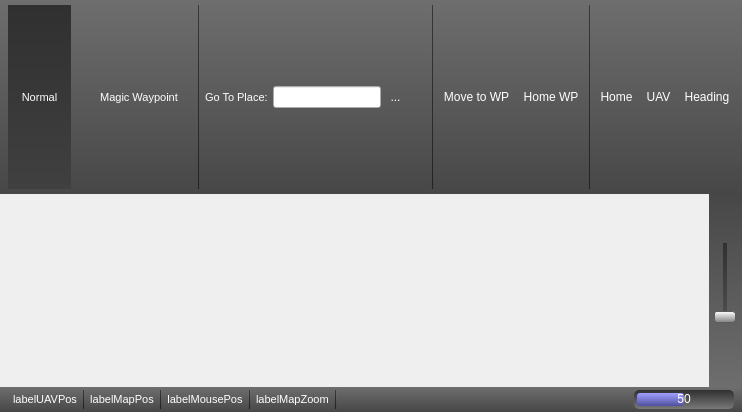
Qt form ground/openpilotgcs/src/plugins/opmap/opmap_widget.ui (openpilot/OpenPilot) before a commit.
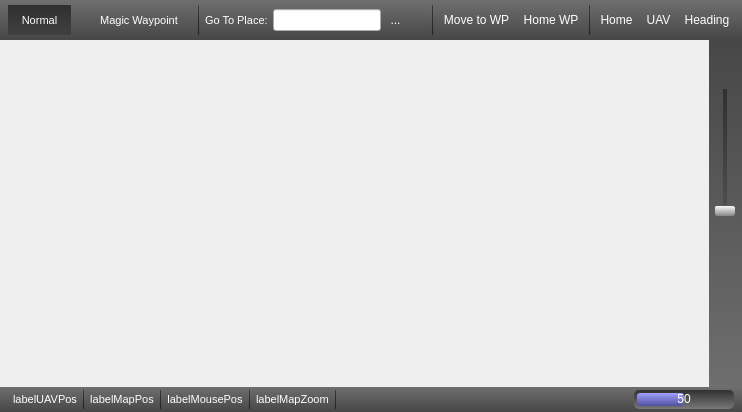
The same form after that commit. Icons and pictures are not drawn.

Commit message: Fixed maximum size for title bar in map widget.

```diff
--- a/ground/openpilotgcs/src/plugins/opmap/opmap_widget.ui
+++ b/ground/openpilotgcs/src/plugins/opmap/opmap_widget.ui
@@ -49,7 +49,7 @@
      <property name="maximumSize">
       <size>
        <width>16777215</width>
-       <height>16777215</height>
+       <height>40</height>
       </size>
      </property>
      <property name="contextMenuPolicy">
```
